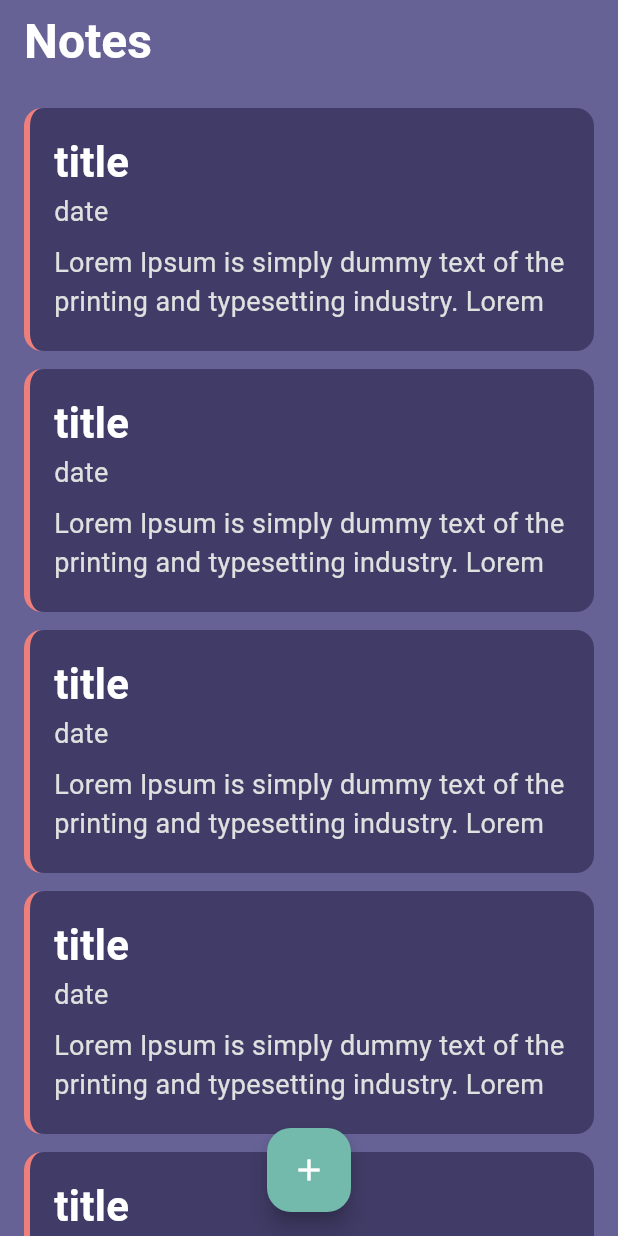
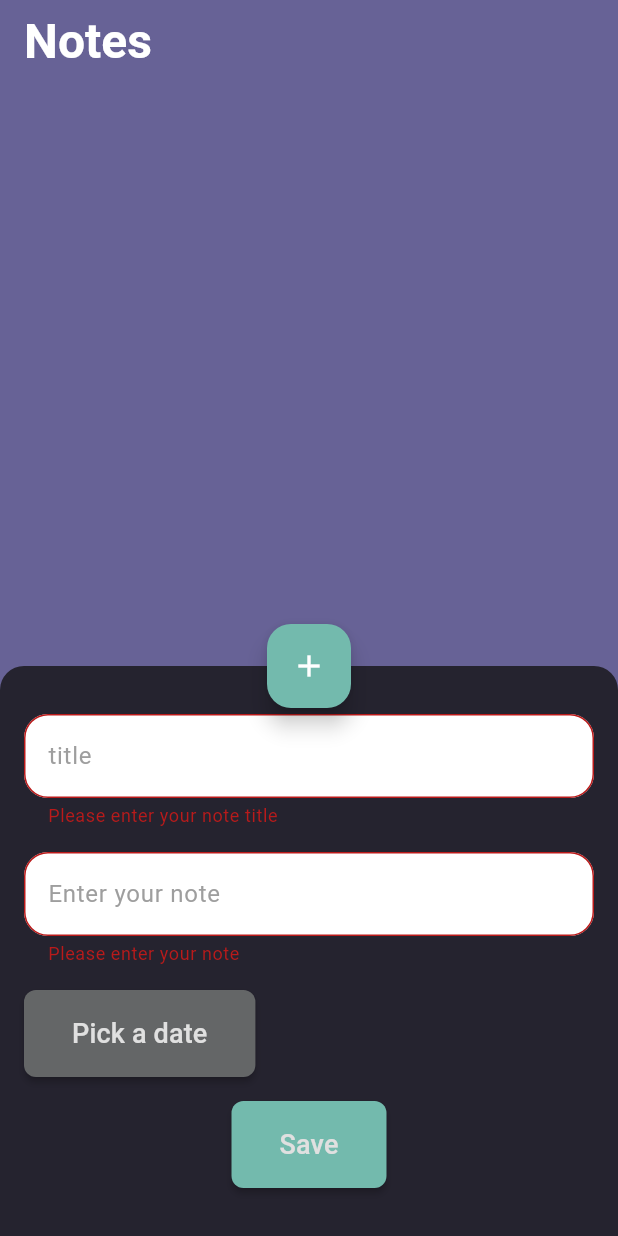
Before and after one commit to youssefhedefa/to_do_app, a Flutter app: the screen it shows after launch, after a tap on the "add" icon, after a tap on "Save", on a phone screen of 412 x 824 dp. Run offline on Flutter 3.47's test engine with Material 3 defaults, Android fonts, the phone set to English and light mode, and no system bars; our stand-ins replace dartz, hive, hive_flutter; accounts and stored records are empty.

Commit message:
Add get and add notes logic.

```diff
--- /dev/null
+++ b/lib/constances/box_constance.dart
@@ -0,0 +1,3 @@
+abstract class AppBoxsConstance {
+  static const String noteBox = 'notesBox';
+}
--- a/lib/main.dart
+++ b/lib/main.dart
@@ -1,6 +1,14 @@
 import 'package:flutter/material.dart';
+import 'package:hive_flutter/hive_flutter.dart';
+import 'package:to_do_app/constances/box_constance.dart';
+import 'package:to_do_app/model/note_model.dart';
 import 'package:to_do_app/to_do_app.dart';
 
-void main() {
+void main() async {
+  WidgetsFlutterBinding.ensureInitialized();
+  await Hive.initFlutter();
+  Hive.registerAdapter(NoteModelAdapter());
+  await Hive.openBox<NoteModel>(AppBoxsConstance.noteBox);
+  // delete the box
   runApp(const MyApp());
 }
--- a/lib/model/note_model.dart
+++ b/lib/model/note_model.dart
@@ -1,7 +1,17 @@
+import 'package:hive/hive.dart';
+
+part 'note_model.g.dart';
+
+@HiveType(typeId: 0)
 class NoteModel{
+  @HiveField(0)
   final String title;
+  @HiveField(1)
   final String date;
+  @HiveField(2)
   final String note;
+  @HiveField(3)
+  final int id;
 
-  NoteModel({required this.title, required this.date, required this.note});
+  NoteModel({required this.id,required this.title, required this.date, required this.note});
 }
--- /dev/null
+++ b/lib/providers/add_note_provider.dart
@@ -0,0 +1,54 @@
+import 'package:flutter/material.dart';
+import 'package:to_do_app/model/note_model.dart';
+import 'package:to_do_app/repo/note_repo.dart';
+
+class AddNoteProvider extends ChangeNotifier {
+  final NoteRepo repo;
+
+  AddNoteProvider({required this.repo});
+
+  TextEditingController titleController = TextEditingController();
+  String dateController = '';
+  TextEditingController noteController = TextEditingController();
+  bool loading = false;
+  bool getNotes = false;
+
+  GlobalKey<FormState> formKey = GlobalKey<FormState>();
+
+  addNote({required String title,required String note,required String date,}) async {
+    var result = await repo.addNote(note: NoteModel(
+        id: DateTime.now().millisecondsSinceEpoch,
+        title: title,
+        date: date,
+        note: note,
+    ),);
+    loading = true;
+    ChangeNotifier();
+    result.fold((error) {
+      print(error);
+      loading = false;
+      ChangeNotifier();
+      return error;
+    }, (success) {
+      print('Note added successfully');
+      loading = false;
+      getNotes = true;
+      ChangeNotifier();
+      return 'Note added successfully';
+    });
+  }
+
+  setDateController(String date) {
+    dateController = date;
+    notifyListeners();
+  }
+
+  resetControllers() {
+    titleController.clear();
+    noteController.clear();
+    loading = false;
+    dateController = '';
+    notifyListeners();
+  }
+
+}
--- /dev/null
+++ b/lib/providers/get_notes_provider.dart
@@ -0,0 +1,32 @@
+import 'package:flutter/foundation.dart';
+import 'package:to_do_app/model/note_model.dart';
+import 'package:to_do_app/repo/note_repo.dart';
+
+class GetNotesProvider extends ChangeNotifier {
+  final NoteRepo repo;
+
+  GetNotesProvider({required this.repo});
+
+  List<NoteModel> notes = [];
+  String error = '';
+  bool loading = false;
+
+  Future getNotes() async {
+    print('getNotes method called'); // Add this line
+    loading = true;
+    notifyListeners();
+    var result = await repo.getNotes();
+    result.fold(
+      (error) {
+        this.error = error;
+        loading = false;
+        notifyListeners();
+      },
+      (notes) {
+        loading = false;
+        this.notes = notes;
+        notifyListeners();
+      },
+    );
+  }
+}
--- /dev/null
+++ b/lib/repo/note_repo.dart
@@ -0,0 +1,27 @@
+import 'package:dartz/dartz.dart';
+import 'package:hive/hive.dart';
+import 'package:to_do_app/constances/box_constance.dart';
+import 'package:to_do_app/model/note_model.dart';
+
+class NoteRepo {
+
+  Future<Either<String, bool>> addNote({required NoteModel note}) async {
+    try {
+      var notesBox = Hive.box<NoteModel>(AppBoxsConstance.noteBox);
+      await notesBox.add(note);
+      return const Right(true);
+    } catch (error) {
+      return Left(error.toString());
+    }
+  }
+
+  Future<Either<String, List<NoteModel>>> getNotes() async {
+    try {
+      var notesBox = Hive.box<NoteModel>(AppBoxsConstance.noteBox);
+      List<NoteModel> notes = notesBox.values.toList();
+      return Right(notes);
+    } catch (error) {
+      return Left(error.toString());
+    }
+  }
+}
--- a/lib/to_do_app.dart
+++ b/lib/to_do_app.dart
@@ -1,4 +1,7 @@
 import 'package:flutter/material.dart';
+import 'package:provider/provider.dart';
+import 'package:to_do_app/providers/get_notes_provider.dart';
+import 'package:to_do_app/repo/note_repo.dart';
 import 'package:to_do_app/ui/home_screen.dart';
 
 
@@ -7,7 +10,13 @@ class MyApp extends StatelessWidget {
 
   @override
   Widget build(BuildContext context) {
-    return MaterialApp(
+    return ChangeNotifierProvider(
+      create: (context) {
+        var provider = GetNotesProvider(repo: NoteRepo());
+        // provider.getNotes();
+        return provider;
+        },
+      child: MaterialApp(
         title: 'To Do App',
         debugShowCheckedModeBanner: false,
         theme: ThemeData(
@@ -15,6 +24,7 @@ class MyApp extends StatelessWidget {
           useMaterial3: true,
         ),
         home: const HomeScreen(),
+      ),
     );
   }
 }
--- a/lib/ui/home_screen.dart
+++ b/lib/ui/home_screen.dart
@@ -1,11 +1,30 @@
 import 'package:flutter/material.dart';
+import 'package:provider/provider.dart';
 import 'package:to_do_app/helper/color_helper.dart';
 import 'package:to_do_app/helper/text_style_helper.dart';
+import 'package:to_do_app/providers/add_note_provider.dart';
+import 'package:to_do_app/providers/get_notes_provider.dart';
+import 'package:to_do_app/repo/note_repo.dart';
 import 'package:to_do_app/ui/widgets/custom_bottom_sheet.dart';
 import 'package:to_do_app/ui/widgets/note_item.dart';
 
-class HomeScreen extends StatelessWidget {
+class HomeScreen extends StatefulWidget {
   const HomeScreen({super.key});
+
+  @override
+  State<HomeScreen> createState() => _HomeScreenState();
+}
+
+class _HomeScreenState extends State<HomeScreen> {
+
+  @override
+  void initState() {
+    super.initState();
+    WidgetsBinding.instance.addPostFrameCallback((_) async {
+     await context.read<GetNotesProvider>().getNotes();
+     setState(() {});
+    });
+  }
 
   @override
   Widget build(BuildContext context) {
@@ -21,25 +40,70 @@ class HomeScreen extends StatelessWidget {
       ),
       floatingActionButtonLocation: FloatingActionButtonLocation.centerFloat,
       floatingActionButton: buildFAB(),
-      body: ListView.separated(
+      body: Consumer<GetNotesProvider>(
+        builder: (context, provider, child) {
+          print(context.watch<GetNotesProvider>().notes);
+          if (provider.loading) {
+            return const Center(
+              child: CircularProgressIndicator(),
+            );
+          }
+          if (provider.error.isNotEmpty) {
+            return Center(
+              child: Text(
+                provider.error,
+                style: AppTextStyleHelper.font28WhiteBold,
+              ),
+            );
+          }
+          return ListView.separated(
             padding: const EdgeInsets.all(16),
-        itemBuilder: (context, index) => const NoteItem(),
+            itemBuilder: (context, index) => NoteItem(
+              note: context.watch<GetNotesProvider>().notes[index],
+            ),
             separatorBuilder: (context, index) => const SizedBox(
               height: 12,
             ),
-        itemCount: 5,
+            itemCount: context.watch<GetNotesProvider>().notes.length,
+          );
+        },
+        child: ListView.separated(
+          padding: const EdgeInsets.all(16),
+          itemBuilder: (context, index) => NoteItem(
+            note: context.watch<GetNotesProvider>().notes[index],
+          ),
+          separatorBuilder: (context, index) => const SizedBox(
+            height: 12,
+          ),
+          itemCount: context.watch<GetNotesProvider>().notes.length,
+        ),
       ),
     );
   }
 
   Widget buildFAB() {
-    return Builder(builder: (context) {
+    return Builder(
+      builder: (newContext) {
         return FloatingActionButton(
           onPressed: () {
             showBottomSheet(
-            context: context,
+              context: newContext,
               builder: (context) {
-              return const CustomBottomSheet();
+                return MultiProvider(
+                  providers: [
+                    ChangeNotifierProvider(
+                      create: (context) => AddNoteProvider(
+                        repo: NoteRepo(),
+                      ),
+                    ),
+                    ChangeNotifierProvider(
+                      create: (context) => GetNotesProvider(
+                        repo: NoteRepo(),
+                      ),
+                    ),
+                  ],
+                  child: const CustomBottomSheet(),
+                );
               },
             );
           },
@@ -49,6 +113,7 @@ class HomeScreen extends StatelessWidget {
             color: Colors.white,
           ),
         );
-    });
+      },
+    );
   }
 }
--- a/lib/ui/widgets/custom_bottom_sheet.dart
+++ b/lib/ui/widgets/custom_bottom_sheet.dart
@@ -1,15 +1,34 @@
 import 'package:flutter/material.dart';
+import 'package:provider/provider.dart';
 import 'package:to_do_app/helper/color_helper.dart';
+import 'package:to_do_app/providers/add_note_provider.dart';
+import 'package:to_do_app/providers/get_notes_provider.dart';
 import 'package:to_do_app/ui/widgets/custom_button.dart';
 import 'package:to_do_app/ui/widgets/custom_text_field.dart';
 import 'package:to_do_app/ui/widgets/date.dart';
 
-class CustomBottomSheet extends StatelessWidget {
+class CustomBottomSheet extends StatefulWidget {
   const CustomBottomSheet({super.key});
 
   @override
+  State<CustomBottomSheet> createState() => _CustomBottomSheetState();
+}
+
+class _CustomBottomSheetState extends State<CustomBottomSheet> {
+  @override
   Widget build(BuildContext context) {
-    return Container(
+    return Consumer<AddNoteProvider>(
+      builder: (context, provider, child) {
+        if (provider.loading) {
+          return const Center(
+            child: CircularProgressIndicator(),
+          );
+        }
+        if (provider.getNotes) {
+          context.read<GetNotesProvider>().getNotes();
+        }
+        return SingleChildScrollView(
+          child: Container(
             width: double.infinity,
             padding: const EdgeInsets.symmetric(horizontal: 16, vertical: 32),
             decoration: const BoxDecoration(
@@ -19,18 +38,24 @@ class CustomBottomSheet extends StatelessWidget {
                 topRight: Radius.circular(16),
               ),
             ),
+            child: Form(
+              key: context.read<AddNoteProvider>().formKey,
               child: Column(
                 crossAxisAlignment: CrossAxisAlignment.start,
                 mainAxisSize: MainAxisSize.min,
                 children: [
-          const CustomTextField(
+                  CustomTextField(
                     hintText: 'title',
                     isMultiline: false,
+                    validatorText: 'title',
+                    controller: context.read<AddNoteProvider>().titleController,
                   ),
                   const SizedBox(height: 16),
-          const CustomTextField(
+                  CustomTextField(
                     hintText: 'Enter your note',
+                    validatorText: ' ',
                     isMultiline: true,
+                    controller: context.read<AddNoteProvider>().noteController,
                   ),
                   const SizedBox(height: 16),
                   const CustomDatePicker(),
@@ -42,12 +67,29 @@ class CustomBottomSheet extends StatelessWidget {
                       text: 'Save',
                       color: AppColorHelper.greenColor,
                       onPressed: () {
-                Navigator.pop(context);
+                        onSave(context: context);
                       },
                     ),
                   ),
                 ],
               ),
+            ),
+          ),
+        );
+      },
     );
   }
+
+  onSave({required BuildContext context}) {
+    if (!context.read<AddNoteProvider>().formKey.currentState!.validate()) {
+      return;
     }
+    context.read<AddNoteProvider>().addNote(
+          title: context.read<AddNoteProvider>().titleController.text,
+          note: context.read<AddNoteProvider>().noteController.text,
+          date: context.read<AddNoteProvider>().dateController,
+        );
+    context.read<AddNoteProvider>().resetControllers();
+    context.read<GetNotesProvider>().getNotes();
+  }
+}
--- a/lib/ui/widgets/custom_text_field.dart
+++ b/lib/ui/widgets/custom_text_field.dart
@@ -1,17 +1,26 @@
 import 'package:flutter/material.dart';
 
 class CustomTextField extends StatelessWidget {
-  const CustomTextField({super.key, required this.hintText, required this.isMultiline});
+  const CustomTextField({super.key, required this.hintText, required this.isMultiline, required this.controller, required this.validatorText});
 
   final String hintText;
   final bool isMultiline;
+  final TextEditingController controller;
+  final String validatorText;
 
 
   @override
   Widget build(BuildContext context) {
-    return TextField(
+    return TextFormField(
       cursorColor: Colors.grey,
       maxLines: isMultiline ? null : 1,
+      controller: controller,
+      validator: (value) {
+        if (value!.isEmpty) {
+          return 'Please enter your note $validatorText';
+        }
+        return null;
+      },
       decoration: InputDecoration(
         hintText: hintText,
         hintStyle: const TextStyle(
--- a/lib/ui/widgets/date.dart
+++ b/lib/ui/widgets/date.dart
@@ -1,6 +1,8 @@
 import 'package:flutter/material.dart';
+import 'package:provider/provider.dart';
 import 'package:to_do_app/helper/color_helper.dart';
 import 'package:to_do_app/helper/text_style_helper.dart';
+import 'package:to_do_app/providers/add_note_provider.dart';
 import 'package:to_do_app/ui/widgets/custom_button.dart';
 
 class CustomDatePicker extends StatelessWidget {
@@ -16,14 +18,23 @@ class CustomDatePicker extends StatelessWidget {
           onPressed: () {
             showDatePicker(
               context: context,
-              firstDate: DateTime(2021),
-              lastDate: DateTime(2025),
-            ).then((value) => print(value));
+              firstDate: DateTime.now(),
+              lastDate: DateTime(2026),
+            ).then(
+              (value) {
+                DateTime dateTime = DateTime.parse(value.toString());
+                String formattedDate =
+                    '${dateTime.year}-${dateTime.month.toString().padLeft(2, '0')}-${dateTime.day.toString().padLeft(2, '0')}';
+                context
+                    .read<AddNoteProvider>()
+                    .setDateController(formattedDate);
+              },
+            );
           },
         ),
         const Spacer(),
         Text(
-          'Date: 2024-09-01',
+          context.watch<AddNoteProvider>().dateController,
           style: AppTextStyleHelper.font18GreyRegular,
         ),
       ],
--- a/lib/ui/widgets/note_item.dart
+++ b/lib/ui/widgets/note_item.dart
@@ -1,9 +1,12 @@
 import 'package:flutter/material.dart';
 import 'package:to_do_app/helper/color_helper.dart';
 import 'package:to_do_app/helper/text_style_helper.dart';
+import 'package:to_do_app/model/note_model.dart';
 
 class NoteItem extends StatelessWidget {
-  const NoteItem({super.key});
+  const NoteItem({super.key, required this.note});
+
+  final NoteModel note;
 
   @override
   Widget build(BuildContext context) {
@@ -29,6 +32,7 @@ class NoteItem extends StatelessWidget {
         ),
       ),
       child: Container(
+        width: double.infinity,
         padding: const EdgeInsets.all(16),
         decoration: BoxDecoration(
           color: AppColorHelper.darkPrimaryColor,
@@ -46,14 +50,14 @@ class NoteItem extends StatelessWidget {
             child: Column(
               crossAxisAlignment: CrossAxisAlignment.start,
               children: [
-                const Text(
-                  'title',
+                Text(
+                  note.title,
                   style: AppTextStyleHelper.font28WhiteBold,
                 ),
-                Text('date', style: AppTextStyleHelper.font18GreyRegular),
+                Text(note.date, style: AppTextStyleHelper.font18GreyRegular),
                 const SizedBox(height: 8),
                 Text(
-                  'Lorem Ipsum is simply dummy text of the printing and typesetting industry. Lorem Ipsum has been the industry\'s standard dummy text ever since the 1500s, when an unknown printer took a galley of type and scrambled it to make a type specimen book ',
+                  note.note,
                   style: AppTextStyleHelper.font18GreyRegular,
                 ),
               ],
```
Also changed, not shown: pubspec.yaml (+6 -7 lines), lib/model/note_model.g.dart (added), pubspec.lock, 1 other file. Lines whose indentation alone changed are shown as unchanged.
